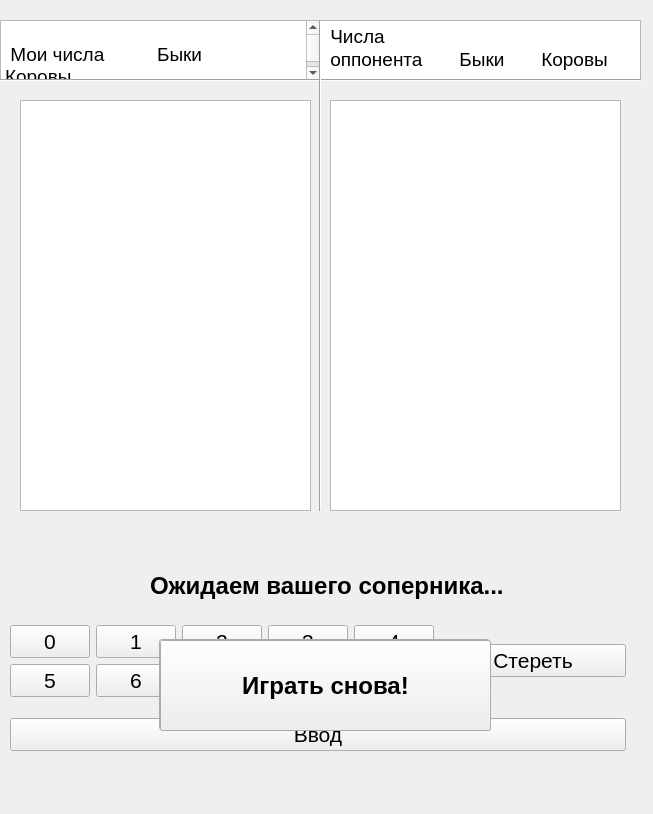
First picture: the form in project/windows/main.ui, repository ttalova/bulls_and_cows, before the edit.
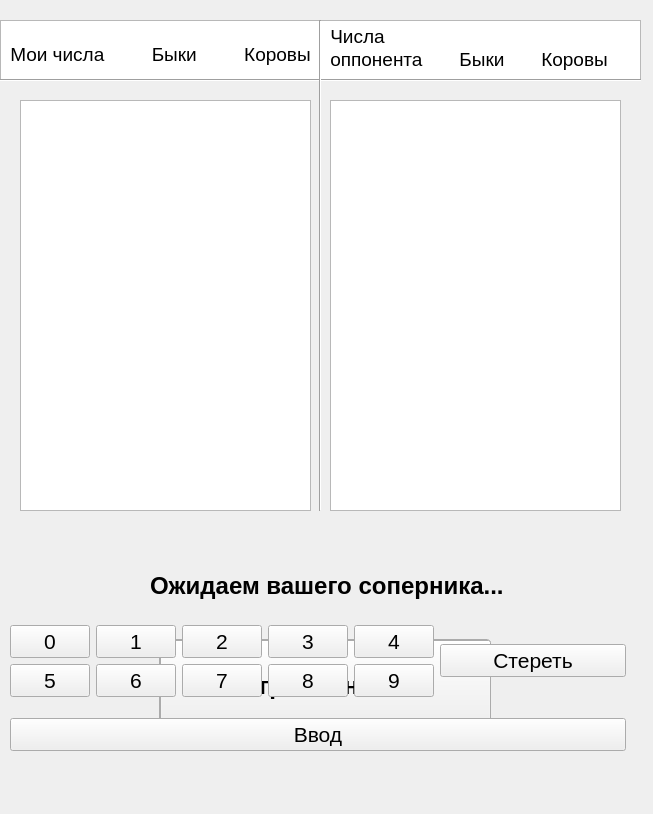
Second picture: the form after the edit. Icons and pictures are not drawn.

What changed in the file:
```diff
--- a/project/windows/main.ui
+++ b/project/windows/main.ui
@@ -41,7 +41,7 @@
 p, li { white-space: pre-wrap; }
 &lt;/style&gt;&lt;/head&gt;&lt;body style=&quot; font-family:'MS Shell Dlg 2'; font-size:7.8pt; font-weight:400; font-style:normal;&quot;&gt;
 &lt;p style=&quot;-qt-paragraph-type:empty; margin-top:0px; margin-bottom:0px; margin-left:0px; margin-right:0px; -qt-block-indent:0; text-indent:0px; font-family:'Ubuntu'; font-size:11pt;&quot;&gt;&lt;br /&gt;&lt;/p&gt;
-&lt;p style=&quot; margin-top:0px; margin-bottom:0px; margin-left:0px; margin-right:0px; -qt-block-indent:0; text-indent:0px;&quot;&gt;&lt;span style=&quot; font-family:'Ubuntu'; font-size:14pt;&quot;&gt; Мои числа          Быки          Коровы&lt;/span&gt;&lt;/p&gt;&lt;/body&gt;&lt;/html&gt;</string>
+&lt;p style=&quot; margin-top:0px; margin-bottom:0px; margin-left:0px; margin-right:0px; -qt-block-indent:0; text-indent:0px;&quot;&gt;&lt;span style=&quot; font-family:'Ubuntu'; font-size:14pt;&quot;&gt; Мои числа         Быки         Коровы&lt;/span&gt;&lt;/p&gt;&lt;/body&gt;&lt;/html&gt;</string>
      </property>
     </widget>
     <widget class="QWidget" name="verticalLayoutWidget_2">
@@ -529,12 +529,12 @@
      <string>0</string>
     </property>
    </widget>
-   <zorder>widget</zorder>
    <zorder>label_status</zorder>
    <zorder>widget_5</zorder>
    <zorder>widget_3</zorder>
    <zorder>widget_4</zorder>
    <zorder>widget_2</zorder>
+   <zorder>widget</zorder>
   </widget>
  </widget>
  <resources/>
```
